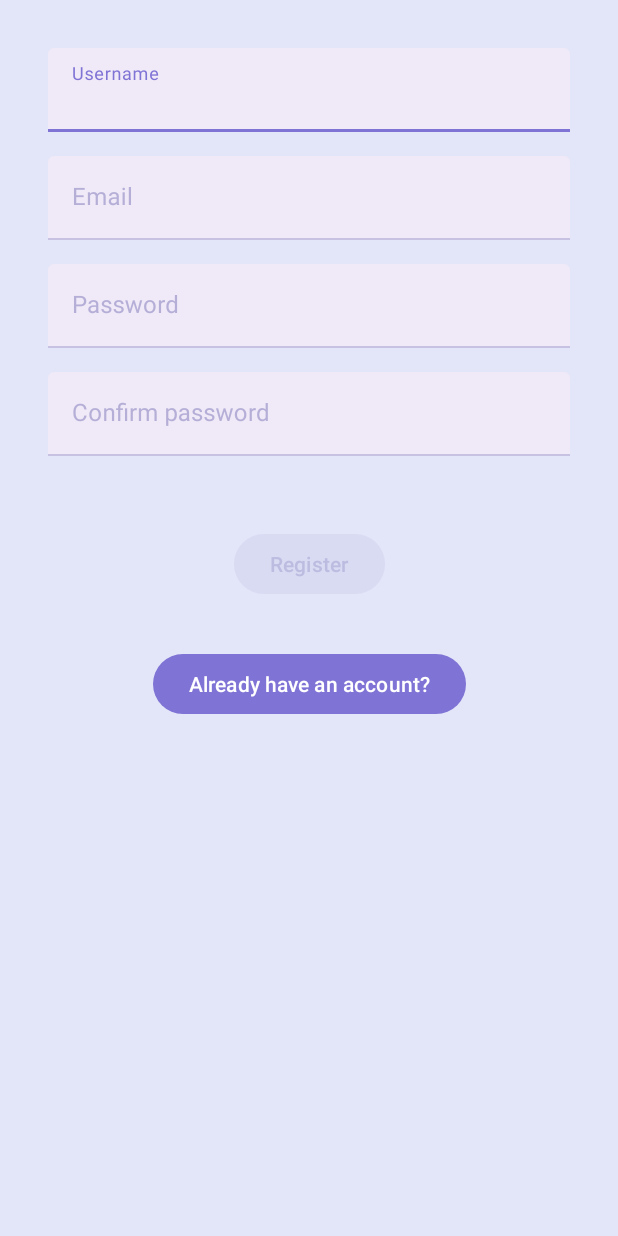
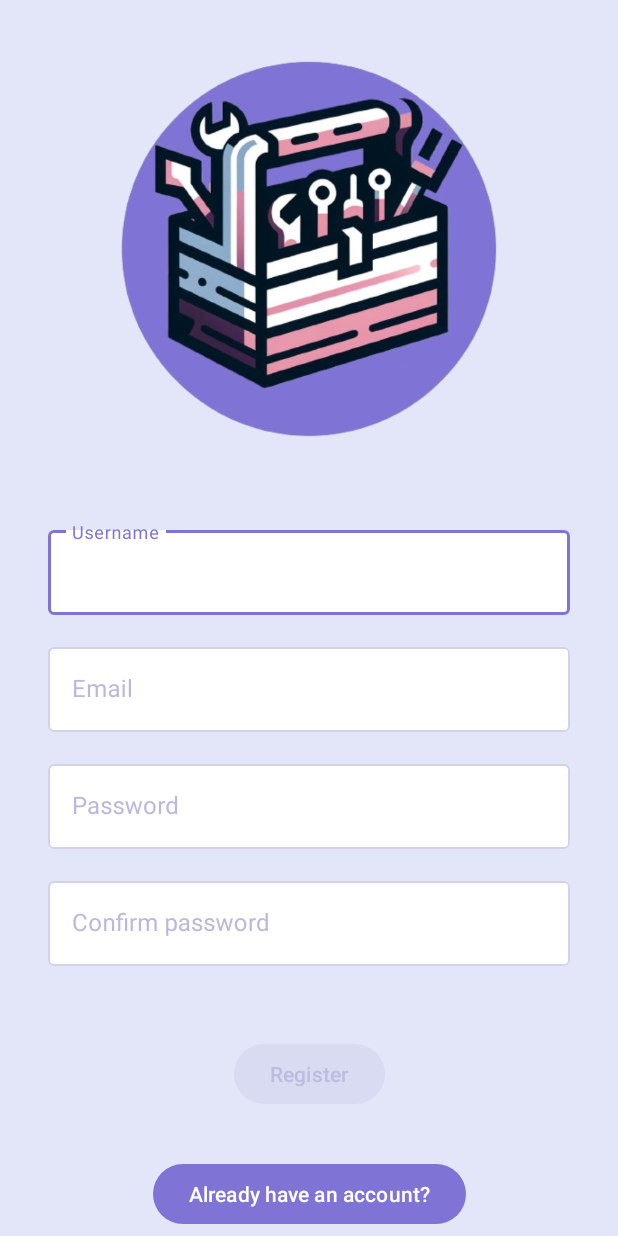
Before and after one commit to denibel04/android-nookstoolbox, an Android app: the RegisterActivity screen opened directly, with no data from a screen before it, on a phone screen of 412 x 824 dp. Run offline under Robolectric (Android 15) with nearby library versions, the phone set to English and light mode, and no system bars; our stand-ins replace Firebase (no records; nobody signed in at launch, a user with empty details on screens opened directly).

Commit message:
Dokka for documentation implemented, login and register design upgraded

```diff
--- a/app/src/main/res/layout/activity_register.xml
+++ b/app/src/main/res/layout/activity_register.xml
@@ -6,16 +6,28 @@
     android:layout_height="match_parent"
     tools:context=".ui.RegisterActivity">
 
+    <ImageView
+        android:id="@+id/logoImage"
+        android:layout_width="300dp"
+        android:layout_height="300dp"
+        android:src="@drawable/ic_app"
+        android:scaleType="centerInside"
+        app:layout_constraintEnd_toEndOf="parent"
+        app:layout_constraintStart_toStartOf="parent"
+        app:layout_constraintTop_toTopOf="parent"
+        android:layout_marginTop="16dp" />
+
     <com.google.android.material.textfield.TextInputLayout
         android:id="@+id/usernameLayout"
-        style="@style/Widget.MaterialComponents.TextInputLayout.FilledBox"
+        style="@style/Widget.MaterialComponents.TextInputLayout.OutlinedBox"
+        app:boxBackgroundColor="@color/white"
         android:layout_width="0dp"
         android:layout_height="wrap_content"
         android:hint="Username"
         app:endIconMode="clear_text"
         app:layout_constraintEnd_toEndOf="parent"
         app:layout_constraintStart_toStartOf="parent"
-        app:layout_constraintTop_toTopOf="parent"
+        app:layout_constraintTop_toBottomOf="@id/logoImage"
         android:layout_marginStart="32dp"
         android:layout_marginTop="32dp"
         android:layout_marginEnd="32dp">
@@ -29,7 +41,8 @@
 
     <com.google.android.material.textfield.TextInputLayout
         android:id="@+id/emailLayout"
-        style="@style/Widget.MaterialComponents.TextInputLayout.FilledBox"
+        style="@style/Widget.MaterialComponents.TextInputLayout.OutlinedBox"
+        app:boxBackgroundColor="@color/white"
         android:layout_width="0dp"
         android:layout_height="wrap_content"
         android:hint="Email"
@@ -50,7 +63,8 @@
 
     <com.google.android.material.textfield.TextInputLayout
         android:id="@+id/passwordLayout"
-        style="@style/Widget.MaterialComponents.TextInputLayout.FilledBox"
+        style="@style/Widget.MaterialComponents.TextInputLayout.OutlinedBox"
+        app:boxBackgroundColor="@color/white"
         android:layout_width="0dp"
         android:layout_height="wrap_content"
         android:hint="Password"
@@ -71,7 +85,8 @@
 
     <com.google.android.material.textfield.TextInputLayout
         android:id="@+id/confirmPasswordLayout"
-        style="@style/Widget.MaterialComponents.TextInputLayout.FilledBox"
+        style="@style/Widget.MaterialComponents.TextInputLayout.OutlinedBox"
+        app:boxBackgroundColor="@color/white"
         android:layout_width="0dp"
         android:layout_height="wrap_content"
         android:hint="Confirm password"
--- a/build.gradle.kts
+++ b/build.gradle.kts
@@ -2,6 +2,7 @@
 buildscript {
     dependencies {
         classpath("androidx.navigation.safeargs.kotlin:androidx.navigation.safeargs.kotlin.gradle.plugin:2.7.5")
+
     }
 }
 plugins {
@@ -10,5 +11,4 @@ plugins {
     id("org.jetbrains.kotlin.kapt") version "2.0.0-Beta1" apply  false
     id("com.google.dagger.hilt.android") version "2.48.1" apply false
     id("com.google.gms.google-services") version "4.4.1" apply false
-    id("org.jetbrains.dokka") version "1.9.20"
 }
```
Also changed, not shown: app/build.gradle.kts (+19 -0 lines), app/src/main/java/com/example/animalcrossing/data/repository/FetchRepository.kt (+28 -11 lines), app/src/main/java/com/example/animalcrossing/ui/islandDetail/IslandDetailFragment.kt (+33 -3 lines), app/src/main/res/layout/activity_login.xml (+21 -8 lines), app/src/main/res/drawable/ic_app.png (added).
